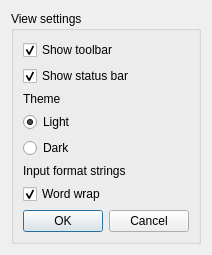
Gricana/SimpleTextEditor, file settingsdialog.ui: the form before one commit.
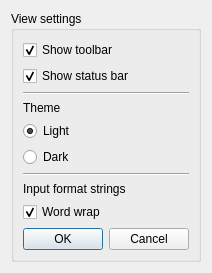
The form after the commit.

Commit message: added separators between setting group

Patch:
```diff
--- a/settingsdialog.ui
+++ b/settingsdialog.ui
@@ -6,8 +6,8 @@
    <rect>
     <x>0</x>
     <y>0</y>
-    <width>194</width>
-    <height>227</height>
+    <width>196</width>
+    <height>245</height>
    </rect>
   </property>
   <property name="windowTitle">
@@ -52,6 +52,13 @@
         </property>
        </widget>
       </item>
+      <item>
+       <widget class="Line" name="line">
+        <property name="orientation">
+         <enum>Qt::Horizontal</enum>
+        </property>
+       </widget>
+      </item>
       <item>
        <widget class="QLabel" name="label">
         <property name="text">
@@ -76,6 +83,13 @@
         </property>
        </widget>
       </item>
+      <item>
+       <widget class="Line" name="line_2">
+        <property name="orientation">
+         <enum>Qt::Horizontal</enum>
+        </property>
+       </widget>
+      </item>
       <item>
        <widget class="QLabel" name="label_2">
         <property name="text">
```
